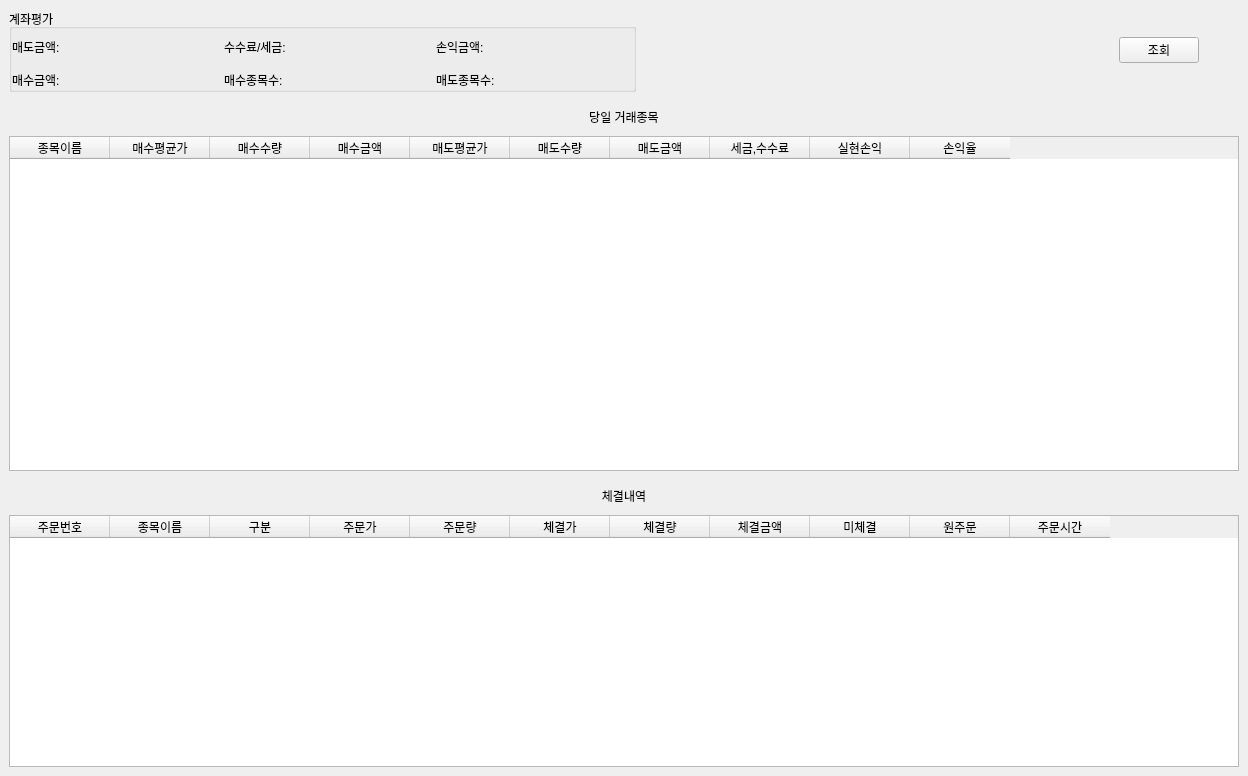
The window that GUI/trade_log_win.ui (Fvesta/autotrading2) describes before a commit, drawn with Qt 5.
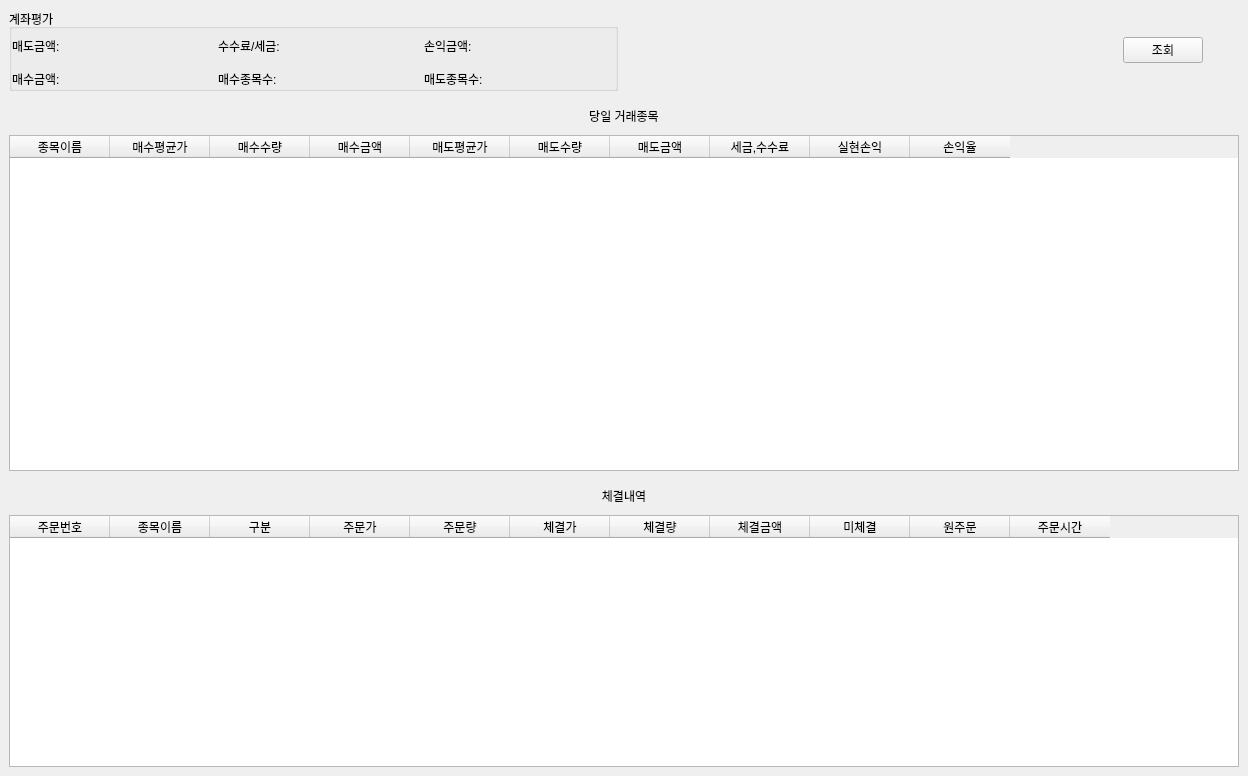
The same window after the commit.

Patch:
```diff
--- a/GUI/trade_log_win.ui
+++ b/GUI/trade_log_win.ui
@@ -14,13 +14,13 @@
    <string>MainWindow</string>
   </property>
   <widget class="QWidget" name="centralwidget">
-   <layout class="QVBoxLayout" name="verticalLayout_3" stretch="1,4,3">
+   <layout class="QVBoxLayout" name="verticalLayout_3" stretch="0,4,3">
     <property name="spacing">
      <number>6</number>
     </property>
     <item>
      <widget class="QWidget" name="widget" native="true">
-      <layout class="QHBoxLayout" name="horizontalLayout" stretch="4,3,0">
+      <layout class="QHBoxLayout" name="horizontalLayout" stretch="4,3,1">
        <property name="leftMargin">
         <number>0</number>
        </property>
@@ -28,7 +28,7 @@
         <number>0</number>
        </property>
        <property name="rightMargin">
-        <number>40</number>
+        <number>0</number>
        </property>
        <property name="bottomMargin">
         <number>10</number>
@@ -103,10 +103,22 @@
         <widget class="QWidget" name="widget_2" native="true"/>
        </item>
        <item>
+        <widget class="QWidget" name="widget_3" native="true">
+         <layout class="QHBoxLayout" name="lookup_layout">
+          <item>
         <widget class="QPushButton" name="lookup_btn">
+            <property name="sizePolicy">
+             <sizepolicy hsizetype="Fixed" vsizetype="Fixed">
+              <horstretch>0</horstretch>
+              <verstretch>0</verstretch>
+             </sizepolicy>
+            </property>
          <property name="text">
           <string>조회</string>
          </property>
+           </widget>
+          </item>
+         </layout>
         </widget>
        </item>
       </layout>
```
Lines whose indentation alone changed are shown as unchanged.
